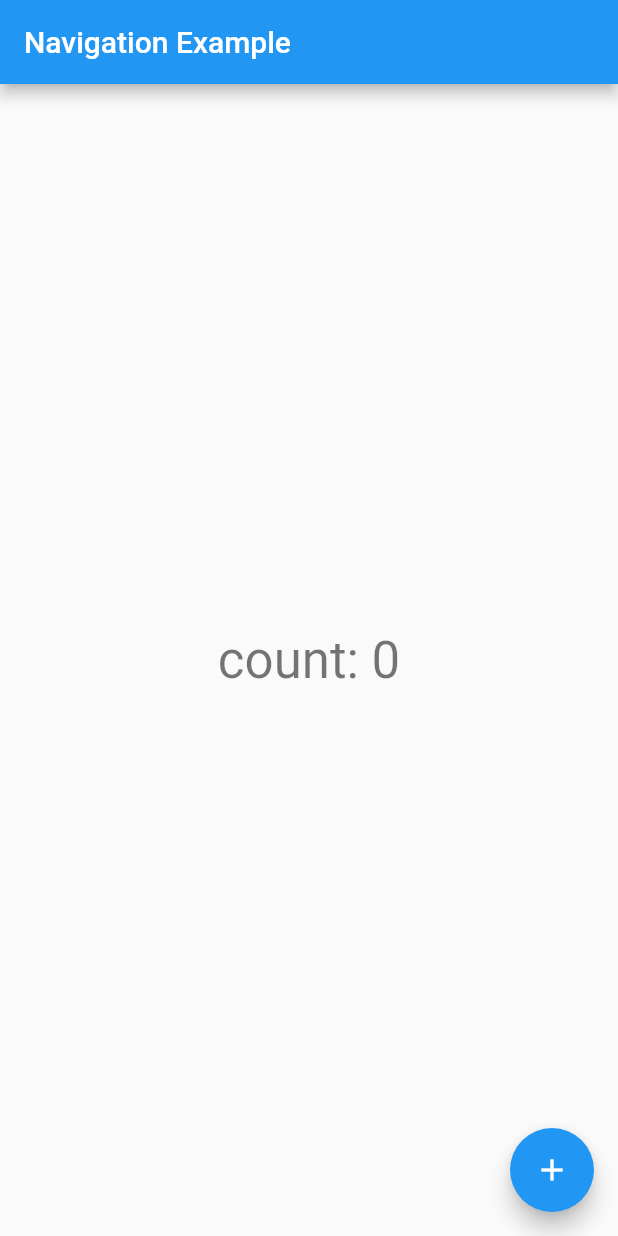
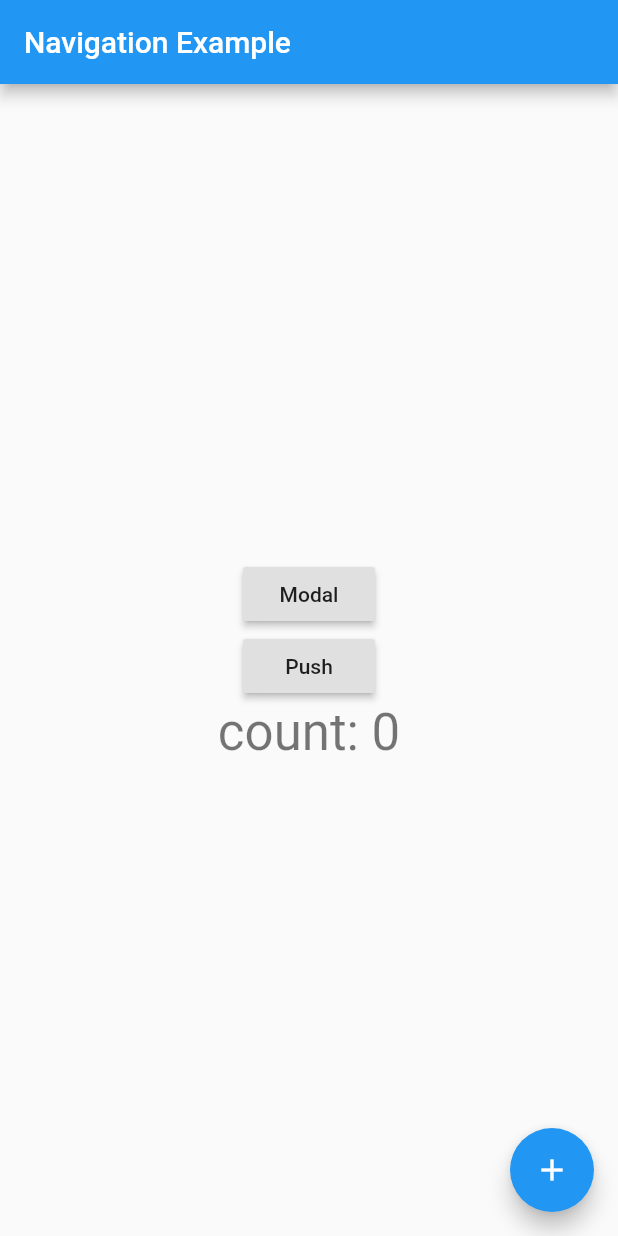
Before and after one commit to mono0926/flutter_navigation_example, a Flutter app: the screen it shows after launch, on a phone screen of 412 x 824 dp. Run offline on Flutter 3.47's test engine with Material 2 defaults, Android fonts, the phone set to English and light mode, and no system bars.

Commit message:
Nested navigator

```diff
--- a/lib/app.dart
+++ b/lib/app.dart
@@ -1,14 +1,17 @@
 import 'package:flutter/material.dart';
 
-import 'pages/home_page.dart';
+import 'router.dart';
 
 class App extends StatelessWidget {
   const App({Key key}) : super(key: key);
+
   @override
   Widget build(BuildContext context) {
     return MaterialApp(
       title: 'Navigation Example',
-      home: const HomePage(),
+//      home: const HomePage(),
+      initialRoute: Router.root,
+      onGenerateRoute: Router().onGenerateRoute,
     );
   }
 }
--- a/lib/pages/home_page.dart
+++ b/lib/pages/home_page.dart
@@ -10,9 +10,7 @@ class HomePage extends StatelessWidget {
         title: const Text('Navigation Example'),
       ),
       floatingActionButton: const IncrementActionButton(),
-      body: Center(
-        child: const CounterText(),
-      ),
+      body: Center(child: const Body()),
     );
   }
 }
--- /dev/null
+++ b/lib/router.dart
@@ -0,0 +1,41 @@
+import 'package:flutter/material.dart';
+
+import 'pages/counter_page.dart';
+import 'pages/home_page.dart';
+import 'pages/modal_page.dart';
+
+class Router {
+  static const root = '/';
+  static const push = '/push';
+  static const modal = '/modal';
+
+  final _routes = <String, Widget Function(BuildContext)>{
+    root: (context) => const HomePage(),
+    push: (context) => const CounterPage(),
+  };
+  final _modalRoutes = <String, Widget Function(BuildContext)>{
+    modal: (context) => const ModalPage(),
+  };
+
+  Route<dynamic> onGenerateRoute(RouteSettings settings) {
+    var pageBuilder = _routes[settings.name];
+    if (pageBuilder != null) {
+      return MaterialPageRoute<void>(
+        builder: pageBuilder,
+        settings: settings,
+      );
+    }
+
+    pageBuilder = _modalRoutes[settings.name];
+    if (pageBuilder != null) {
+      return MaterialPageRoute<void>(
+        builder: pageBuilder,
+        settings: settings,
+        fullscreenDialog: true,
+      );
+    }
+
+    assert(false, 'unexpected settings: $settings');
+    return null;
+  }
+}
--- /dev/null
+++ b/lib/widgets/body.dart
@@ -0,0 +1,30 @@
+import 'package:flutter/material.dart';
+import 'package:navigation_example/widgets/widgets.dart';
+
+import '../router.dart';
+
+class Body extends StatelessWidget {
+  const Body({Key key}) : super(key: key);
+
+  @override
+  Widget build(BuildContext context) {
+    return Column(
+      mainAxisAlignment: MainAxisAlignment.center,
+      children: [
+        RaisedButton(
+          child: const Text('Modal'),
+          onPressed: () {
+            Navigator.of(context).pushNamed(Router.modal);
+          },
+        ),
+        RaisedButton(
+          child: const Text('Push'),
+          onPressed: () {
+            Navigator.of(context).pushNamed(Router.push);
+          },
+        ),
+        const CounterText(),
+      ],
+    );
+  }
+}
--- a/lib/widgets/counter_text.dart
+++ b/lib/widgets/counter_text.dart
@@ -4,6 +4,7 @@ import 'package:provider/provider.dart';
 
 class CounterText extends StatelessWidget {
   const CounterText({Key key}) : super(key: key);
+
   @override
   Widget build(BuildContext context) {
     final counter = Provider.of<Counter>(context);
--- a/lib/widgets/widgets.dart
+++ b/lib/widgets/widgets.dart
@@ -1,2 +1,3 @@
+export 'body.dart';
 export 'counter_text.dart';
 export 'increment_action_button.dart';
```
Also changed, not shown: lib/pages/counter_page.dart (added, +27 -0 lines), lib/pages/modal_page.dart (added, +55 -0 lines).
